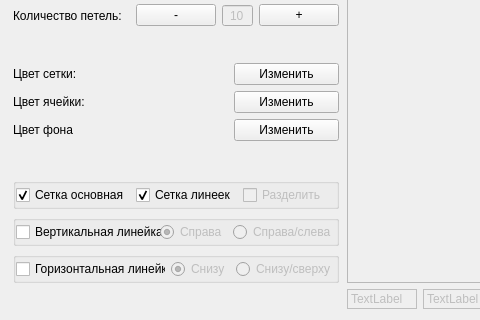
This is mainwindow.ui in MegaSamuel/PatternDraw as Qt 5 draws it before an edit; both pictures show x 0 to 480 and y 111 to 431 of the 760 by 431 pixel window. The edited form follows.
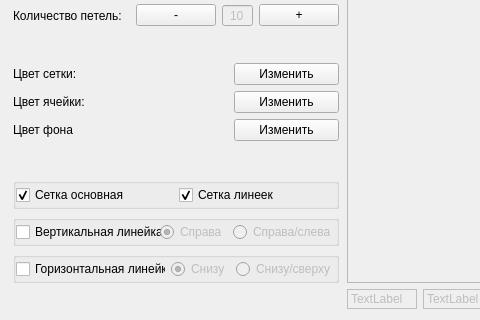
This is the edited form. Custom widgets are drawn as their Qt base class.

```diff
--- a/mainwindow.ui
+++ b/mainwindow.ui
@@ -509,16 +509,6 @@
               </property>
              </widget>
             </item>
-            <item>
-             <widget class="QCheckBox" name="checkBoxSplit">
-              <property name="enabled">
-               <bool>false</bool>
-              </property>
-              <property name="text">
-               <string>Разделить</string>
-              </property>
-             </widget>
-            </item>
            </layout>
           </widget>
          </item>
```
